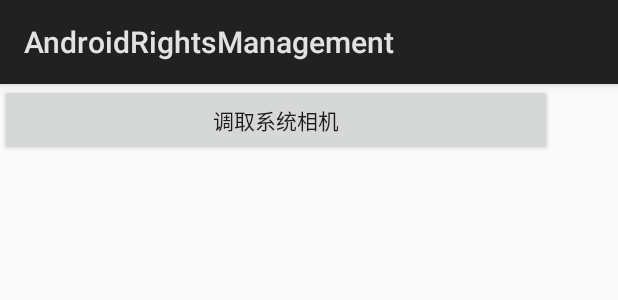
After one commit to HLQ-Struggle/AndroidRightsManagement, an Android app: the layout activity_permissions_dispatcher.xml on its own in the app's theme, with its tools: preview values and no code run, on a phone screen of 412 x 824 dp. The commit adds this screen. Shown: the top 300 px of the screen. Run offline under Robolectric (Android 15) with nearby library versions, the phone set to English and light mode, and no system bars.

Commit message:
1.add PermissionsDispatcher demo

```diff
--- a/app/build.gradle
+++ b/app/build.gradle
@@ -1,5 +1,4 @@
 apply plugin: 'com.android.application'
-
 android {
     compileSdkVersion 25
     buildToolsVersion "25.0.3"
@@ -27,8 +26,11 @@ dependencies {
     compile 'com.android.support.constraint:constraint-layout:1.0.1'
     compile 'com.android.support:support-v4:23.0.1'
     compile 'com.android.support:appcompat-v7:23.0.1'
-    testCompile 'junit:junit:4.12'
     compile 'io.reactivex.rxjava2:rxandroid:2.0.1'
     compile 'io.reactivex.rxjava2:rxjava:2.0.5'
     compile 'com.tbruyelle.rxpermissions2:rxpermissions:0.9.3@aar'
+    compile 'com.github.hotchemi:permissionsdispatcher:2.3.1'
+    testCompile 'junit:junit:4.12'
+    compile 'com.github.hotchemi:permissionsdispatcher:2.3.2'
+    annotationProcessor 'com.github.hotchemi:permissionsdispatcher-processor:2.3.2'
 }
--- a/app/src/main/AndroidManifest.xml
+++ b/app/src/main/AndroidManifest.xml
@@ -4,7 +4,7 @@
 
     <uses-permission android:name="android.permission.CAMERA"/>
     <uses-permission android:name="android.permission.CALL_PHONE"/>
-
+    <uses-permission android:name="android.permission.SEND_SMS"/>
     <application
         android:allowBackup="true"
         android:icon="@mipmap/ic_launcher"
@@ -23,6 +23,8 @@
         <activity android:name=".hongcheng.HongChengActivity2"/>
         <activity android:name=".rxpermissions.RxPermissionsActivity">
         </activity>
+        <activity android:name=".permissionsdispatcher.DispatcherActivity" android:theme="@style/Theme.AppCompat">
+        </activity>
     </application>
 
 </manifest>
--- a/app/src/main/res/layout/activity_main.xml
+++ b/app/src/main/res/layout/activity_main.xml
@@ -31,4 +31,9 @@
         android:layout_height="wrap_content"
         android:text="RxPermissions 权限管理"/>
 
+    <Button
+        android:id="@+id/btn_p"
+        android:layout_width="match_parent"
+        android:layout_height="wrap_content"
+        android:text="permissionsdispatcher简单使用"/>
 </LinearLayout>
--- /dev/null
+++ b/app/src/main/res/layout/activity_permissions_dispatcher.xml
@@ -0,0 +1,17 @@
+<?xml version="1.0" encoding="utf-8"?>
+<android.support.constraint.ConstraintLayout
+    xmlns:android="http://schemas.android.com/apk/res/android"
+    xmlns:tools="http://schemas.android.com/tools"
+    android:layout_width="match_parent"
+    android:layout_height="match_parent"
+    tools:context="cn.hlq.androidrightsmanagement.permissionsdispatcher.DispatcherActivity">
+
+    <Button
+        android:id="@+id/id_c"
+        android:layout_width="368dp"
+        android:layout_height="wrap_content"
+        android:text="调取系统相机"
+        tools:layout_editor_absoluteX="8dp"
+        tools:layout_editor_absoluteY="0dp"/>
+
+</android.support.constraint.ConstraintLayout>
--- a/build.gradle
+++ b/build.gradle
@@ -6,7 +6,7 @@ buildscript {
     }
     dependencies {
         classpath 'com.android.tools.build:gradle:2.3.3'
-
+        apply plugin: 'application'
         // NOTE: Do not place your application dependencies here; they belong
         // in the individual module build.gradle files
     }
@@ -17,7 +17,3 @@ allprojects {
         jcenter()
     }
 }
-
-task clean(type: Delete) {
-    delete rootProject.buildDir
-}
```
Also changed, not shown: app/src/main/java/cn/hlq/androidrightsmanagement/MainActivity.java (+8 -0 lines), app/src/main/java/cn/hlq/androidrightsmanagement/permissionsdispatcher/DispatcherActivity.java (added, +82 -0 lines).
